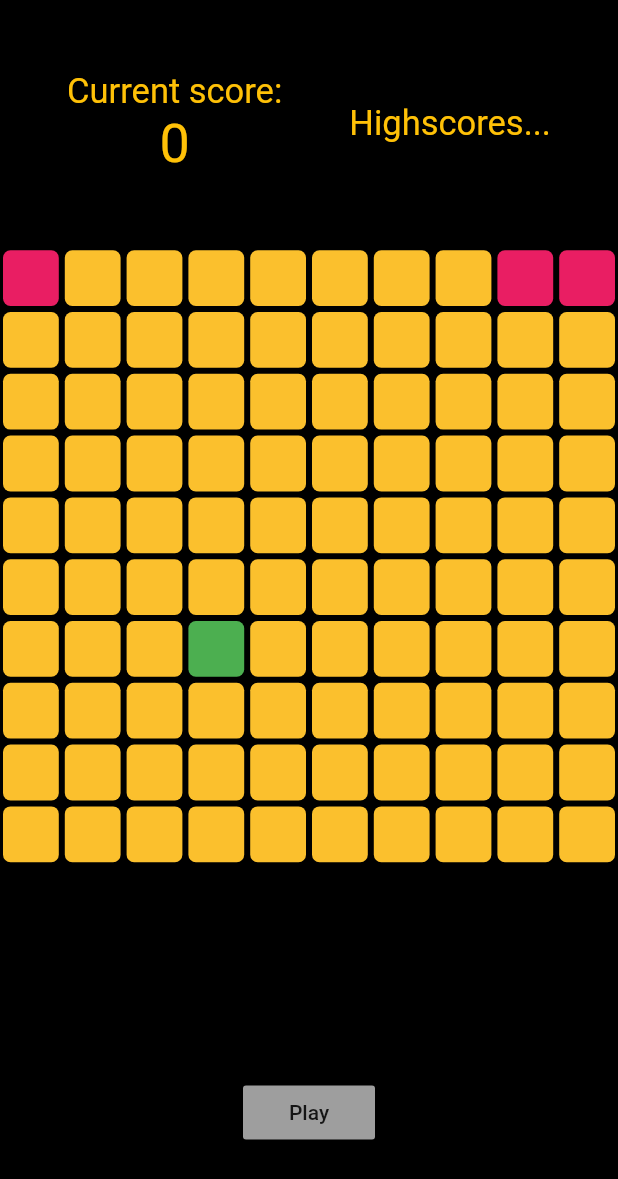
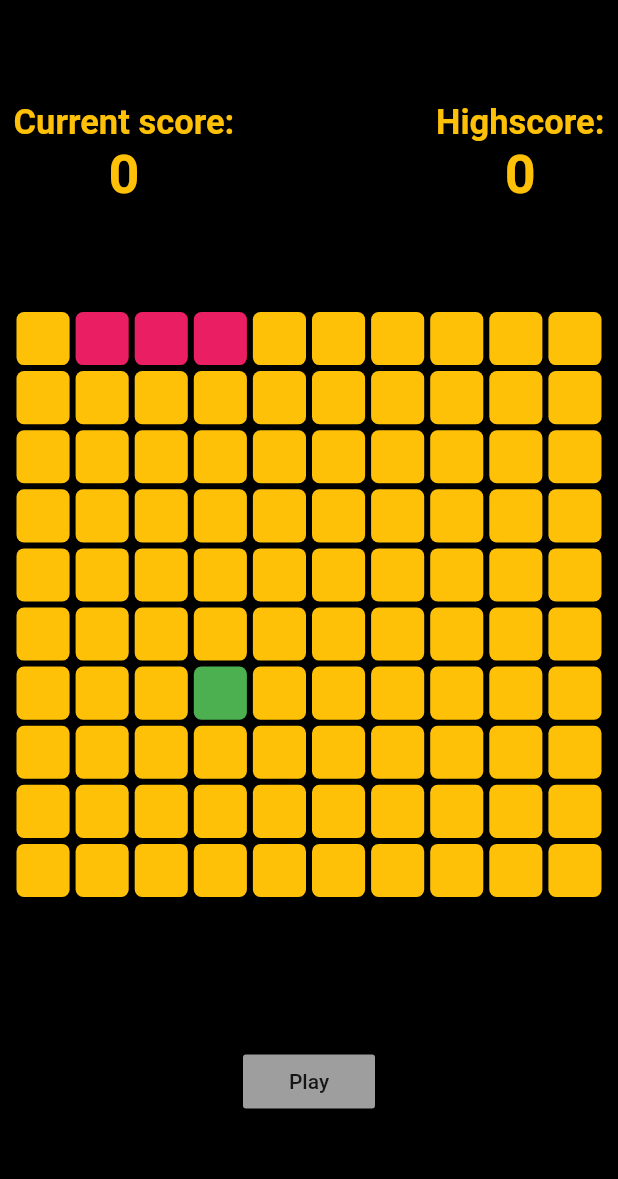
Before and after one commit to ayekaunic/Asteen-ka-Sanp, a Flutter app: the screen it shows after launch, after a tap on "Play", on a phone screen of 412 x 824 dp. Shown: the top 1179 px of the screen. Run offline on Flutter 3.47's test engine with Material 2 defaults, Android fonts, the phone set to English and light mode, and no system bars.

Commit message:
added app icon, changed app name, added update high score functionality and general safai suthrai.
firebase yet to be integrated.

```diff
--- a/asteen_ka_sanp/lib/main.dart
+++ b/asteen_ka_sanp/lib/main.dart
@@ -1,4 +1,4 @@
-import 'package:asteen_ka_sanp/screens/homepage.dart';
+import 'package:asteen_ka_sanp/screens/home_screen.dart';
 import 'package:flutter/material.dart';
 
 void main() {
@@ -10,9 +10,12 @@ class MyApp extends StatelessWidget {
 
   @override
   Widget build(BuildContext context) {
-    return const MaterialApp(
+    return MaterialApp(
       debugShowCheckedModeBanner: false,
-      home: HomePage(),
+      title: 'Asteen ka Sanp',
+      themeMode: ThemeMode.system,
+      darkTheme: ThemeData.dark(),
+      home: const HomeScreen(),
     );
   }
 }
--- /dev/null
+++ b/asteen_ka_sanp/lib/screens/home_screen.dart
@@ -0,0 +1,290 @@
+import 'dart:async';
+import 'dart:math';
+import 'package:asteen_ka_sanp/widgets/blank_pixel.dart';
+import 'package:asteen_ka_sanp/widgets/food_pixel.dart';
+import 'package:asteen_ka_sanp/widgets/snake_pixel.dart';
+import 'package:flutter/material.dart';
+import 'package:flutter/services.dart';
+
+class HomeScreen extends StatefulWidget {
+  const HomeScreen({super.key});
+
+  @override
+  State<HomeScreen> createState() => _HomeScreenState();
+}
+
+enum SnakeDirection { up, down, left, right }
+
+class _HomeScreenState extends State<HomeScreen> {
+  // grid dimensions
+  int rows = 10;
+  int area = 100;
+
+  // game started
+  bool gameHasStarted = false;
+
+  // user score
+  int currentScore = 0;
+  int highScore = 0;
+
+  // snake position
+  List<int> snakePosition = [0, 1, 2];
+
+  // snake direction (initially right)
+  var currentDirection = SnakeDirection.right;
+
+  // food position
+  int foodPosition = 63;
+
+  // start game method
+  void startGame() {
+    gameHasStarted = true;
+    currentDirection = SnakeDirection.right;
+    Timer.periodic(const Duration(milliseconds: 108), (timer) {
+      setState(() {
+        // keep the snake moving
+        moveSnake();
+
+        // check if game over
+        if (gameOver()) {
+          timer.cancel();
+          // show game over dialogue to user
+          showDialog(
+            barrierDismissible: false,
+            context: context,
+            builder: (context) {
+              return AlertDialog(
+                title: const Text('Game over'),
+                content: Text('Your score is: $currentScore'),
+                actions: [
+                  MaterialButton(
+                    onPressed: () {
+                      Navigator.pop(context);
+                      submitScore();
+                      newGame();
+                    },
+                    color: Colors.blueAccent,
+                    child: const Text('Ok'),
+                  )
+                ],
+              );
+            },
+          );
+        }
+      });
+    });
+  }
+
+  // submit score method
+  void submitScore() {
+    if (currentScore > highScore) {
+      highScore = currentScore;
+    }
+  }
+
+  // new game method
+  void newGame() {
+    setState(() {
+      // reset game
+      gameHasStarted = false;
+      currentScore = 0;
+      snakePosition = [0, 1, 2];
+      currentDirection = SnakeDirection.right;
+      foodPosition = 63;
+    });
+  }
+
+  // eat food method
+  void eatFood() {
+    currentScore++;
+    // new food shouldn't be where snake is
+    while (snakePosition.contains(foodPosition)) {
+      foodPosition = Random().nextInt(area);
+    }
+  }
+
+  // move snake method
+  void moveSnake() {
+    // add new head
+    switch (currentDirection) {
+      case SnakeDirection.right:
+        // if at wall re-adjust
+        if (snakePosition.last % rows == 9) {
+          snakePosition.add(snakePosition.last + 1 - rows);
+        } else {
+          snakePosition.add(snakePosition.last + 1);
+        }
+        break;
+      case SnakeDirection.left:
+        // if at wall re-adjust
+        if (snakePosition.last % rows == 0) {
+          snakePosition.add(snakePosition.last - 1 + rows);
+        } else {
+          snakePosition.add(snakePosition.last - 1);
+        }
+        break;
+      case SnakeDirection.up:
+        // if at wall re-adjust
+        if (snakePosition.last < rows) {
+          snakePosition.add(snakePosition.last - rows + area);
+        } else {
+          snakePosition.add(snakePosition.last - rows);
+        }
+        break;
+      case SnakeDirection.down:
+        // if at wall re-adjust
+        if (snakePosition.last > area - rows) {
+          snakePosition.add(snakePosition.last + rows - area);
+        } else {
+          snakePosition.add(snakePosition.last + rows);
+        }
+        break;
+      default:
+    }
+
+    // eat food or remove tail
+    if (snakePosition.last == foodPosition) {
+      eatFood();
+    } else {
+      snakePosition.removeAt(0);
+    }
+  }
+
+  // game over method
+  bool gameOver() {
+    // game over when snake runs into itself
+    // when there is a duplicate position in the snake position lits
+
+    // body of the snake
+    List<int> snakeBody = snakePosition.sublist(0, snakePosition.length - 1);
+
+    if (snakeBody.contains(snakePosition.last)) {
+      return true;
+    } else {
+      return false;
+    }
+  }
+
+  @override
+  Widget build(BuildContext context) {
+    SystemChrome.setEnabledSystemUIMode(
+      SystemUiMode.immersiveSticky,
+    );
+    return Scaffold(
+      backgroundColor: Colors.black,
+      body: Padding(
+        padding: const EdgeInsets.fromLTRB(9, 0, 9, 0),
+        child: Column(
+          children: [
+            // high scores
+            Expanded(
+              child: Row(
+                mainAxisAlignment: MainAxisAlignment.spaceBetween,
+                children: [
+                  // user current score
+                  Column(
+                    mainAxisAlignment: MainAxisAlignment.center,
+                    children: [
+                      const Text(
+                        'Current score:',
+                        style: TextStyle(
+                          fontSize: 23,
+                          fontWeight: FontWeight.bold,
+                          color: Colors.amber,
+                        ),
+                      ),
+                      Text(
+                        currentScore.toString(),
+                        style: const TextStyle(
+                          fontWeight: FontWeight.bold,
+                          fontSize: 36,
+                          color: Colors.amber,
+                        ),
+                      ),
+                    ],
+                  ),
+
+                  // highscores
+                  Column(
+                    mainAxisAlignment: MainAxisAlignment.center,
+                    children: [
+                      const Text(
+                        'Highscore:',
+                        style: TextStyle(
+                          fontWeight: FontWeight.bold,
+                          fontSize: 23,
+                          color: Colors.amber,
+                        ),
+                      ),
+                      Text(
+                        highScore.toString(),
+                        style: const TextStyle(
+                          fontWeight: FontWeight.bold,
+                          fontSize: 36,
+                          color: Colors.amber,
+                        ),
+                      ),
+                    ],
+                  ),
+                ],
+              ),
+            ),
+
+            // game grid
+            Expanded(
+              flex: 2,
+              child: GestureDetector(
+                onVerticalDragUpdate: (details) {
+                  if (details.delta.dy > 0 &&
+                      currentDirection != SnakeDirection.up) {
+                    currentDirection = SnakeDirection.down;
+                  } else if (details.delta.dy < 0 &&
+                      currentDirection != SnakeDirection.down) {
+                    currentDirection = SnakeDirection.up;
+                  }
+                },
+                onHorizontalDragUpdate: (details) {
+                  if (details.delta.dx > 0 &&
+                      currentDirection != SnakeDirection.left) {
+                    currentDirection = SnakeDirection.right;
+                  } else if (details.delta.dx < 0 &&
+                      currentDirection != SnakeDirection.right) {
+                    currentDirection = SnakeDirection.left;
+                  }
+                },
+                child: GridView.builder(
+                    itemCount: area,
+                    physics: const NeverScrollableScrollPhysics(),
+                    gridDelegate: SliverGridDelegateWithFixedCrossAxisCount(
+                      crossAxisCount: rows,
+                    ),
+                    itemBuilder: (context, index) {
+                      if (snakePosition.contains(index)) {
+                        return const SnakePixel();
+                      } else if (index == foodPosition) {
+                        return const FoodPixel();
+                      } else {
+                        return const BlankPixel();
+                      }
+                    }),
+              ),
+            ),
+
+            // play button
+            Expanded(
+              child: Container(
+                child: Center(
+                  child: MaterialButton(
+                    onPressed: gameHasStarted ? () {} : startGame,
+                    color: gameHasStarted ? Colors.grey : Colors.blueAccent,
+                    child: const Text("Play"),
+                  ),
+                ),
+              ),
+            ),
+          ],
+        ),
+      ),
+    );
+  }
+}
--- a/asteen_ka_sanp/lib/screens/homepage.dart
+++ /dev/null
@@ -1,271 +0,0 @@
-import 'dart:async';
-import 'dart:math';
-
-import 'package:asteen_ka_sanp/widgets/blank_pixel.dart';
-import 'package:asteen_ka_sanp/widgets/food_pixel.dart';
-import 'package:asteen_ka_sanp/widgets/snake_pixel.dart';
-import 'package:flutter/material.dart';
-
-class HomePage extends StatefulWidget {
-  const HomePage({super.key});
-
-  @override
-  State<HomePage> createState() => _HomePageState();
-}
-
-enum SnakeDirection { up, down, left, right }
-
-class _HomePageState extends State<HomePage> {
-  // grid dimensions
-  int rows = 10;
-  int area = 100;
-
-  // game started
-  bool gameHasStarted = false;
-
-  // user score
-  int currentScore = 0;
-
-  // snake position
-  List<int> snakePosition = [0, 1, 2];
-
-  // snake direction (initially right)
-  var currentDirection = SnakeDirection.right;
-
-  // food position
-  int foodPosition = 63;
-
-  // start game method
-  void startGame() {
-    gameHasStarted = true;
-    Timer.periodic(const Duration(milliseconds: 135), (timer) {
-      setState(() {
-        // keep the snake moving
-        moveSnake();
-
-        // check if game over
-        if (gameOver()) {
-          timer.cancel();
-          // show game over dialogue to user
-          showDialog(
-            barrierDismissible: false,
-            context: context,
-            builder: (context) {
-              return AlertDialog(
-                title: const Text('Game over'),
-                content: Column(
-                  children: [
-                    Text('Your score is: $currentScore'),
-                    const TextField(
-                      decoration: InputDecoration(
-                        hintText: 'Enter username',
-                      ),
-                    ),
-                  ],
-                ),
-                actions: [
-                  MaterialButton(
-                    onPressed: () {
-                      Navigator.pop(context);
-                      submitScore();
-                      newGame();
-                    },
-                    color: Colors.pink,
-                    child: const Text('Submit'),
-                  )
-                ],
-              );
-            },
-          );
-        }
-      });
-    });
-  }
-
-  // submit score method
-  void submitScore() {}
-
-  // new game method
-  void newGame() {
-    setState(() {
-      // reset game
-      gameHasStarted = false;
-      currentScore = 0;
-      snakePosition = [0, 1, 2];
-      currentDirection = SnakeDirection.right;
-      foodPosition = 63;
-    });
-  }
-
-  // eat food method
-  void eatFood() {
-    currentScore++;
-    // new food shouldn't be where snake is
-    while (snakePosition.contains(foodPosition)) {
-      foodPosition = Random().nextInt(area);
-    }
-  }
-
-  // move snake method
-  void moveSnake() {
-    // add new head
-    switch (currentDirection) {
-      case SnakeDirection.right:
-        // if at wall re-adjust
-        if (snakePosition.last % rows == 9) {
-          snakePosition.add(snakePosition.last + 1 - rows);
-        } else {
-          snakePosition.add(snakePosition.last + 1);
-        }
-        break;
-      case SnakeDirection.left:
-        // if at wall re-adjust
-        if (snakePosition.last % rows == 0) {
-          snakePosition.add(snakePosition.last - 1 + rows);
-        } else {
-          snakePosition.add(snakePosition.last - 1);
-        }
-        break;
-      case SnakeDirection.up:
-        // if at wall re-adjust
-        if (snakePosition.last < rows) {
-          snakePosition.add(snakePosition.last - rows + area);
-        } else {
-          snakePosition.add(snakePosition.last - rows);
-        }
-        break;
-      case SnakeDirection.down:
-        // if at wall re-adjust
-        if (snakePosition.last > area - rows) {
-          snakePosition.add(snakePosition.last + rows - area);
-        } else {
-          snakePosition.add(snakePosition.last + rows);
-        }
-        break;
-      default:
-    }
-
-    // eat food or remove tail
-    if (snakePosition.last == foodPosition) {
-      eatFood();
-    } else {
-      snakePosition.removeAt(0);
-    }
-  }
-
-  // game over method
-  bool gameOver() {
-    // game over when snake runs into itself
-    // when there is a duplicate position in the snake position lits
-
-    // body of the snake
-    List<int> snakeBody = snakePosition.sublist(0, snakePosition.length - 1);
-
-    if (snakeBody.contains(snakePosition.last)) {
-      return true;
-    } else {
-      return false;
-    }
-  }
-
-  @override
-  Widget build(BuildContext context) {
-    return Scaffold(
-      backgroundColor: Colors.black,
-      body: Column(
-        children: [
-          // high scores
-          Expanded(
-            child: Row(
-              mainAxisAlignment: MainAxisAlignment.spaceEvenly,
-              children: [
-                // user current score
-                Column(
-                  mainAxisAlignment: MainAxisAlignment.center,
-                  children: [
-                    const Text(
-                      'Current score:',
-                      style: TextStyle(
-                        fontSize: 23,
-                        color: Colors.amber,
-                      ),
-                    ),
-                    Text(
-                      currentScore.toString(),
-                      style: const TextStyle(
-                        fontSize: 36,
-                        color: Colors.amber,
-                      ),
-                    ),
-                  ],
-                ),
-
-                // highscores
-                const Text(
-                  'Highscores...',
-                  style: TextStyle(
-                    fontSize: 23,
-                    color: Colors.amber,
-                  ),
-                ),
-              ],
-            ),
-          ),
-
-          // game grid
-          Expanded(
-            flex: 3,
-            child: GestureDetector(
-              onVerticalDragUpdate: (details) {
-                if (details.delta.dy > 0 &&
-                    currentDirection != SnakeDirection.up) {
-                  currentDirection = SnakeDirection.down;
-                } else if (details.delta.dy < 0 &&
-                    currentDirection != SnakeDirection.down) {
-                  currentDirection = SnakeDirection.up;
-                }
-              },
-              onHorizontalDragUpdate: (details) {
-                if (details.delta.dx > 0 &&
-                    currentDirection != SnakeDirection.left) {
-                  currentDirection = SnakeDirection.right;
-                } else if (details.delta.dx < 0 &&
-                    currentDirection != SnakeDirection.right) {
-                  currentDirection = SnakeDirection.left;
-                }
-              },
-              child: GridView.builder(
-                  itemCount: area,
-                  physics: const NeverScrollableScrollPhysics(),
-                  gridDelegate: SliverGridDelegateWithFixedCrossAxisCount(
-                    crossAxisCount: rows,
-                  ),
-                  itemBuilder: (context, index) {
-                    if (snakePosition.contains(index)) {
-                      return const SnakePixel();
-                    } else if (index == foodPosition) {
-                      return const FoodPixel();
-                    } else {
-                      return const BlankPixel();
-                    }
-                  }),
-            ),
-          ),
-
-          // play button
-          Expanded(
-            child: Container(
-              child: Center(
-                child: MaterialButton(
-                  onPressed: gameHasStarted ? () {} : startGame,
-                  color: gameHasStarted ? Colors.grey : Colors.blueAccent,
-                  child: const Text("Play"),
-                ),
-              ),
-            ),
-          ),
-        ],
-      ),
-    );
-  }
-}
--- a/asteen_ka_sanp/lib/widgets/blank_pixel.dart
+++ b/asteen_ka_sanp/lib/widgets/blank_pixel.dart
@@ -9,7 +9,7 @@ class BlankPixel extends StatelessWidget {
       padding: const EdgeInsets.all(2.0),
       child: Container(
         decoration: BoxDecoration(
-          color: Colors.yellow[700],
+          color: Colors.amber,
           borderRadius: BorderRadius.circular(5),
         ),
       ),
--- a/asteen_ka_sanp/pubspec.yaml
+++ b/asteen_ka_sanp/pubspec.yaml
@@ -39,6 +39,12 @@ dependencies:
 dev_dependencies:
   flutter_test:
     sdk: flutter
+  flutter_launcher_icons: ^0.13.1
+
+flutter_icons:
+  android: "launcher_icon"
+  ios: true
+  image_path: "assets/images/app_icon.png"
 
   # The "flutter_lints" package below contains a set of recommended lints to
   # encourage good coding practices. The lint set provided by the package is
```
Also changed, not shown: asteen_ka_sanp/assets/images/app_icon.png (added), asteen_ka_sanp/pubspec.lock, 28 other files.
